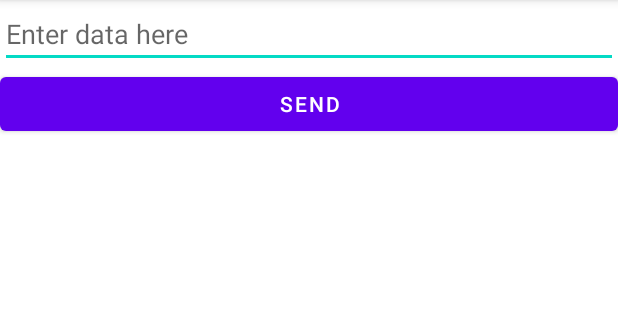
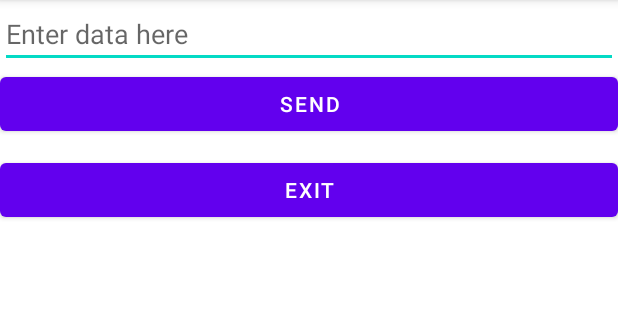
Before and after one commit to Tim1245/GroceryApp, an Android app: the MainActivity screen opened directly, with no data from a screen before it, on a phone screen of 412 x 824 dp, the part 84-404 px from its top. Run offline under Robolectric (Android 15) with nearby library versions, the light colour scheme and no system bars; our stand-ins replace Firebase (no records; nobody signed in at launch, a user with empty details on screens opened directly).

Commit message:
Added new button

```diff
--- a/app/src/main/res/layout/activity_main.xml
+++ b/app/src/main/res/layout/activity_main.xml
@@ -12,11 +12,18 @@
         android:hint="Enter data here"
         android:id="@+id/input"
         />
+
+    <Button
+        android:id="@+id/btn"
+        android:layout_width="match_parent"
+        android:layout_height="wrap_content"
+        android:layout_below="@+id/input"
+        android:text="Send" />
+
     <Button
         android:layout_width="match_parent"
         android:layout_height="wrap_content"
-        android:text="Send"
         android:layout_below="@+id/input"
-        android:id="@+id/btn"
-        />
+        android:layout_marginTop="57dp"
+        android:text="Exit" />
 </RelativeLayout>
```
